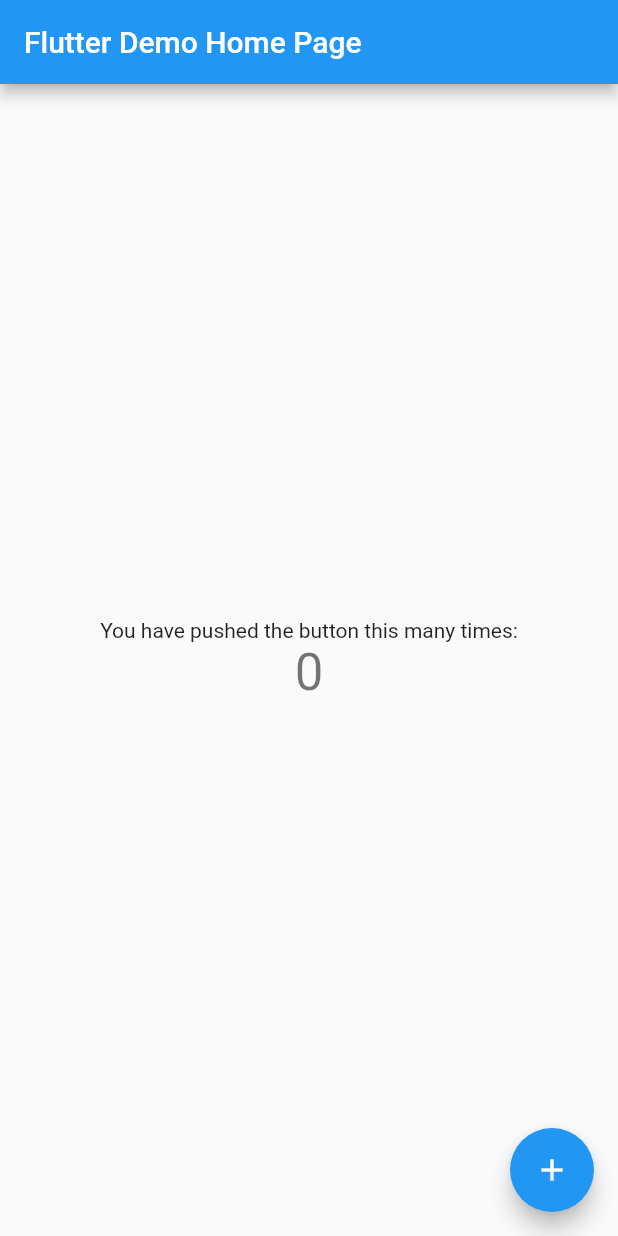
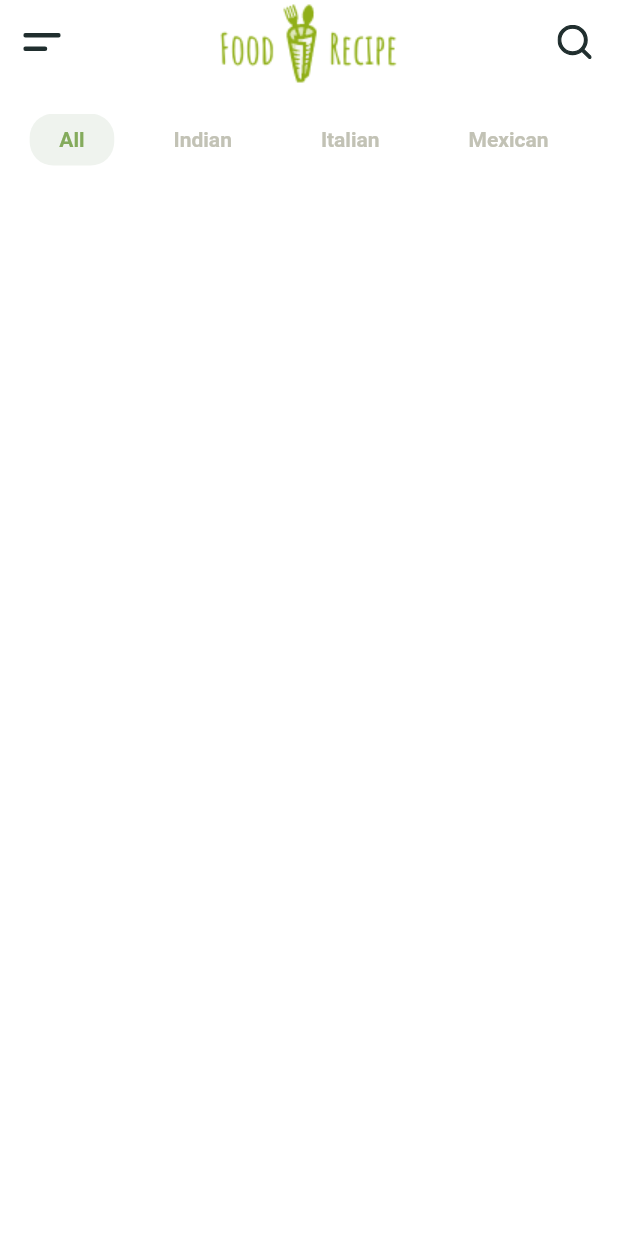
Before and after one commit to gisunglee/recipe_app_flutter_ui_go, a Flutter app: the screen it shows after launch, on a phone screen of 412 x 824 dp. Run offline on Flutter 3.47's test engine with Material 2 defaults, Android fonts, the phone set to English and light mode, and no system bars; our stand-ins replace flutter_svg.

Commit message:
company ing

```diff
--- /dev/null
+++ b/lib/constants.dart
@@ -0,0 +1,5 @@
+import 'package:flutter/material.dart';
+
+const kPrimaryColor = Color(0xFF84AB5C);
+const kTextColor = Color(0xFF202E2E);
+const kTextLigntColor = Color(0xFF7286A5);
--- /dev/null
+++ b/lib/home/components/body.dart
@@ -0,0 +1,14 @@
+import 'package:flutter/material.dart';
+import 'package:recipe_app_flutter_ui_go/home/components/categoies.dart';
+
+
+class Body extends StatelessWidget {
+  @override
+  Widget build(BuildContext context) {
+    return Column(
+      children: <Widget>[
+        Categories(),
+      ],
+    );
+  }
+}
--- /dev/null
+++ b/lib/home/components/categoies.dart
@@ -0,0 +1,64 @@
+
+import 'package:flutter/material.dart';
+import 'package:recipe_app_flutter_ui_go/constants.dart';
+import 'package:recipe_app_flutter_ui_go/size_config.dart';
+
+// Our Category List need StateFullWidget
+// I can use Provider on it, Then we don't need StatefulWidget
+
+class Categories extends StatefulWidget {
+  @override
+  _CategoriesState createState() => _CategoriesState();
+}
+
+class _CategoriesState extends State<Categories> {
+  List<String> categories = ["All", "Indian", "Italian", "Mexican", "Chinese"];
+
+  // By default first one is selected
+  int selectedIndex = 0;
+
+  @override
+  Widget build(BuildContext context) {
+    return Padding(
+      padding: EdgeInsets.symmetric(vertical: SizeConfig.defaultSize * 2),
+      child: SizedBox(
+        height: SizeConfig.defaultSize * 3.5, // 35
+        child: ListView.builder(
+          scrollDirection: Axis.horizontal,
+          itemCount: categories.length,
+          itemBuilder: (context, index) => buildCategoriItem(index),
+        ),
+      ),
+    );
+  }
+
+  Widget buildCategoriItem(int index) {
+    return GestureDetector(
+      onTap: (){
+        setState(() {
+          selectedIndex = index;
+        });
+      },
+      child: Container(
+        alignment: Alignment.center,
+        margin: EdgeInsets.only(left: SizeConfig.defaultSize * 2),
+        padding: EdgeInsets.symmetric(
+            horizontal: SizeConfig.defaultSize * 2, //20
+            vertical: SizeConfig.defaultSize * 0.5 //5
+        ),
+        decoration: BoxDecoration(
+          color: selectedIndex == index ? Color(0xFFEFF3EE) : Colors.transparent,
+          borderRadius: BorderRadius.circular(
+            SizeConfig.defaultSize * 1.6,
+          ),
+        ),
+        child: Text(
+          categories[index],
+          style: TextStyle(
+              fontWeight: FontWeight.bold,
+              color: selectedIndex == index ? kPrimaryColor : Color(0xFFC2C2B5)),
+        ),
+      ),
+    );
+  }
+}
--- /dev/null
+++ b/lib/home/home_screen.dart
@@ -0,0 +1,39 @@
+import 'package:flutter/material.dart';
+import 'package:flutter_svg/flutter_svg.dart';
+import 'package:recipe_app_flutter_ui_go/home/components/body.dart';
+import 'package:recipe_app_flutter_ui_go/size_config.dart';
+
+class HomeScreen extends StatelessWidget {
+  const HomeScreen({Key key}) : super(key: key);
+
+  @override
+  Widget build(BuildContext context) {
+    SizeConfig().init(context);
+    return Scaffold(
+      appBar: buildAppBar(),
+      body: Body(),
+    );
+  }
+
+  AppBar buildAppBar() {
+    return AppBar(
+      leading: IconButton(
+        icon: SvgPicture.asset("assets/icons/menu.svg"),
+        onPressed: () {},
+      ),
+      // On Android by default its false
+      centerTitle: true,
+      title: Image.asset("assets/images/logo.png"),
+      actions: <Widget>[
+        IconButton(
+          icon: SvgPicture.asset("assets/icons/search.svg"),
+          onPressed: () {},
+        ),
+        SizedBox(
+          // It means 5 because by out defaultSize = 10
+          width: SizeConfig.defaultSize * 0.5,
+        ),
+      ],
+    );
+  }
+}
--- a/lib/main.dart
+++ b/lib/main.dart
@@ -1,4 +1,5 @@
 import 'package:flutter/material.dart';
+import 'package:recipe_app_flutter_ui_go/home/home_screen.dart';
 
 void main() {
   runApp(MyApp());
@@ -9,105 +10,16 @@ class MyApp extends StatelessWidget {
   @override
   Widget build(BuildContext context) {
     return MaterialApp(
-      title: 'Flutter Demo',
+      debugShowCheckedModeBanner: false,
+      title: 'Recipe App',
       theme: ThemeData(
-        // This is the theme of your application.
-        //
-        // Try running your application with "flutter run". You'll see the
-        // application has a blue toolbar. Then, without quitting the app, try
-        // changing the primarySwatch below to Colors.green and then invoke
-        // "hot reload" (press "r" in the console where you ran "flutter run",
-        // or simply save your changes to "hot reload" in a Flutter IDE).
-        // Notice that the counter didn't reset back to zero; the application
-        // is not restarted.
-        primarySwatch: Colors.blue,
+        // backgroundColor: Colors.white,
+        scaffoldBackgroundColor: Colors.white,
+        // We apply this to our appBarTheme because most of our appBar have this style
+        appBarTheme: AppBarTheme(color: Colors.white, elevation: 0),
+        visualDensity: VisualDensity.adaptivePlatformDensity,
       ),
-      home: MyHomePage(title: 'Flutter Demo Home Page'),
+      home: HomeScreen(),
     );
   }
 }
-
-class MyHomePage extends StatefulWidget {
-  MyHomePage({Key key, this.title}) : super(key: key);
-
-  // This widget is the home page of your application. It is stateful, meaning
-  // that it has a State object (defined below) that contains fields that affect
-  // how it looks.
-
-  // This class is the configuration for the state. It holds the values (in this
-  // case the title) provided by the parent (in this case the App widget) and
-  // used by the build method of the State. Fields in a Widget subclass are
-  // always marked "final".
-
-  final String title;
-
-  @override
-  _MyHomePageState createState() => _MyHomePageState();
-}
-
-class _MyHomePageState extends State<MyHomePage> {
-  int _counter = 0;
-
-  void _incrementCounter() {
-    setState(() {
-      // This call to setState tells the Flutter framework that something has
-      // changed in this State, which causes it to rerun the build method below
-      // so that the display can reflect the updated values. If we changed
-      // _counter without calling setState(), then the build method would not be
-      // called again, and so nothing would appear to happen.
-      _counter++;
-    });
-  }
-
-  @override
-  Widget build(BuildContext context) {
-    // This method is rerun every time setState is called, for instance as done
-    // by the _incrementCounter method above.
-    //
-    // The Flutter framework has been optimized to make rerunning build methods
-    // fast, so that you can just rebuild anything that needs updating rather
-    // than having to individually change instances of widgets.
-    return Scaffold(
-      appBar: AppBar(
-        // Here we take the value from the MyHomePage object that was created by
-        // the App.build method, and use it to set our appbar title.
-        title: Text(widget.title),
-      ),
-      body: Center(
-        // Center is a layout widget. It takes a single child and positions it
-        // in the middle of the parent.
-        child: Column(
-          // Column is also a layout widget. It takes a list of children and
-          // arranges them vertically. By default, it sizes itself to fit its
-          // children horizontally, and tries to be as tall as its parent.
-          //
-          // Invoke "debug painting" (press "p" in the console, choose the
-          // "Toggle Debug Paint" action from the Flutter Inspector in Android
-          // Studio, or the "Toggle Debug Paint" command in Visual Studio Code)
-          // to see the wireframe for each widget.
-          //
-          // Column has various properties to control how it sizes itself and
-          // how it positions its children. Here we use mainAxisAlignment to
-          // center the children vertically; the main axis here is the vertical
-          // axis because Columns are vertical (the cross axis would be
-          // horizontal).
-          mainAxisAlignment: MainAxisAlignment.center,
-          children: <Widget>[
-            Text(
-              'You have pushed the button this many times:',
-            ),
-            Text(
-              '$_counter',
-              style: Theme.of(context).textTheme.headline4,
-            ),
-          ],
-        ),
-      ),
-      floatingActionButton: FloatingActionButton(
-        onPressed: _incrementCounter,
-        tooltip: 'Increment',
-        child: Icon(Icons.add),
-      ), // This trailing comma makes auto-formatting nicer for build methods.
-    );
-  }
-}
--- /dev/null
+++ b/lib/size_config.dart
@@ -0,0 +1,21 @@
+import 'package:flutter/widgets.dart';
+
+class SizeConfig {
+  static MediaQueryData _mediaQueryData;
+  static double screenWidth;
+  static double screenHeight;
+  static double defaultSize;
+  static Orientation orientation;
+
+  void init(BuildContext context) {
+    _mediaQueryData = MediaQuery.of(context);
+    screenWidth = _mediaQueryData.size.width;
+    screenHeight = _mediaQueryData.size.height;
+    orientation = _mediaQueryData.orientation;
+    // On iPhone 11 the defaultSize = 10 almost
+    // So if the screen size increase or decrease then our defaultSize also vary
+    defaultSize = orientation == Orientation.landscape
+        ? screenHeight * 0.024
+        : screenWidth * 0.024;
+  }
+}
```
Also changed, not shown: lib/models/NavItem.dart (added, +55 -0 lines), lib/models/RecipeBundel.dart (added, +47 -0 lines), pubspec.yaml (+5 -3 lines), pubspec.lock.
